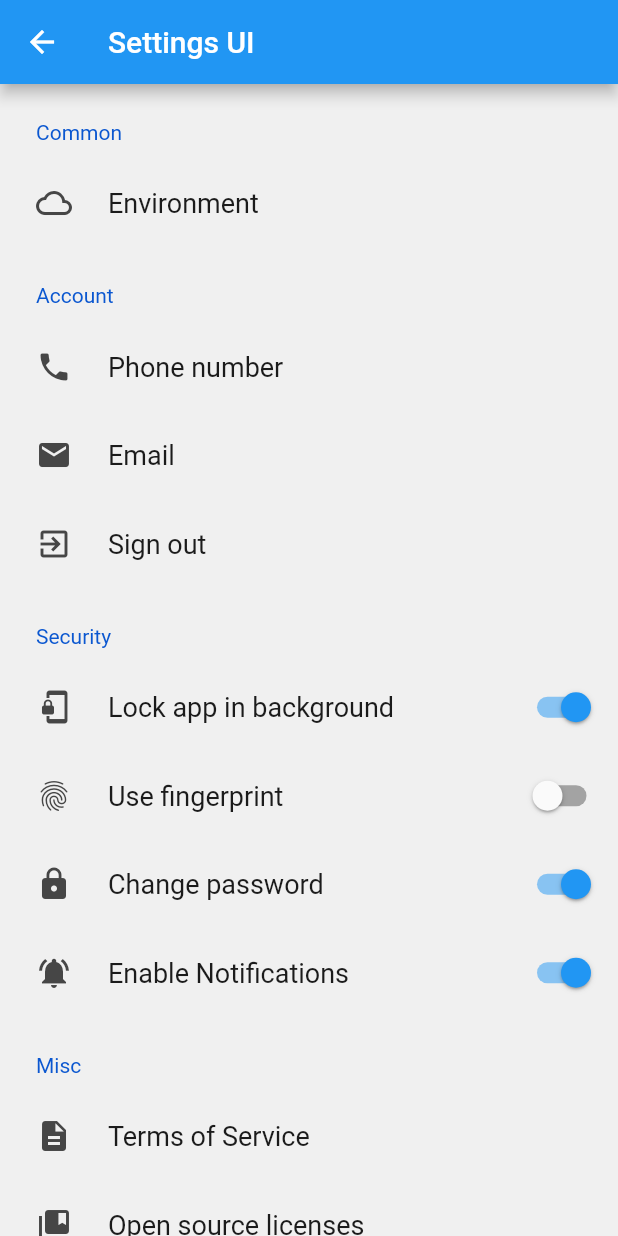
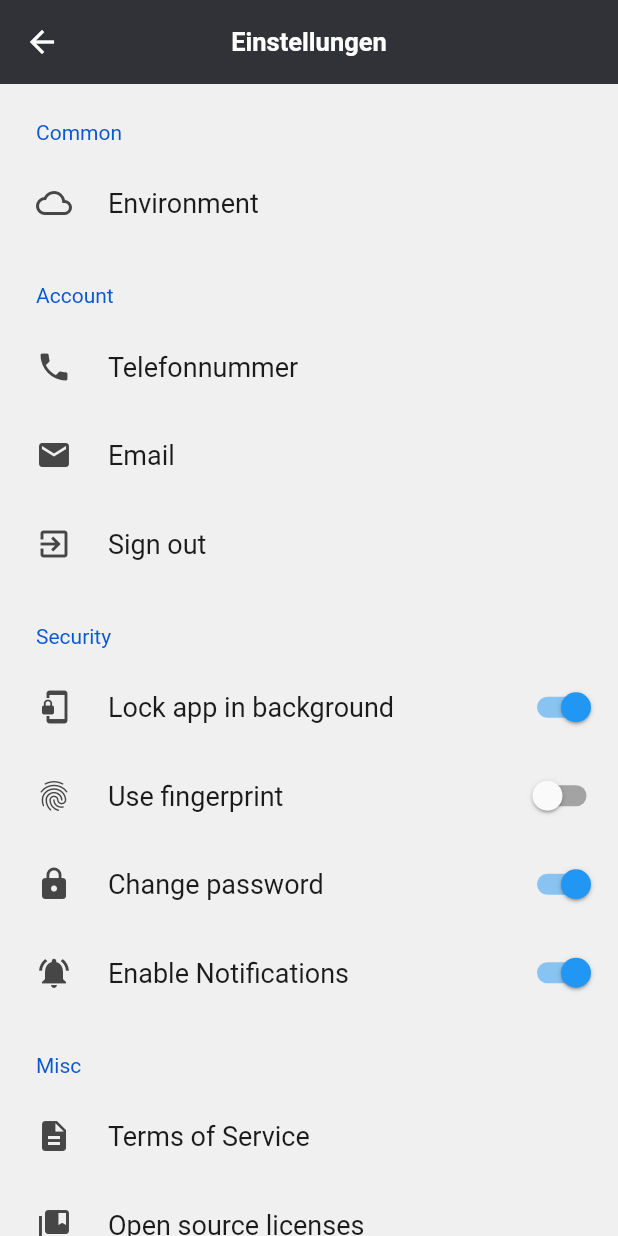
Before and after one commit to stenkjan/covidapp, a Flutter app: the SettingsScreen screen opened directly, on a phone screen of 412 x 824 dp. Run offline on Flutter 3.47's test engine with Material 2 defaults, Android fonts, the phone set to English and light mode, and no system bars; drawn by our look-alikes of settings_ui; our stand-ins replace audioplayers, camera, carousel_slider, charts_flutter, cloud_firestore, expandable and 11 more; missing offline and left inert: draw_graph; accounts and stored records are empty; network calls fail; Roboto replaces fonts that are missing (Sans).

Commit message:
Textanpassung übung ( settings?)

```diff
--- a/lib/Mozido/settings/settings.dart
+++ b/lib/Mozido/settings/settings.dart
@@ -1,5 +1,6 @@
 import 'package:flutter/material.dart';
 import 'package:settings_ui/settings_ui.dart';
+import 'package:flutter/services.dart';
 
 class SettingsScreen extends StatefulWidget {
   const SettingsScreen({Key? key}) : super(key: key);
@@ -15,7 +16,22 @@ class _SettingsScreenState extends State<SettingsScreen> {
   @override
   Widget build(BuildContext context) {
     return Scaffold(
-      appBar: AppBar(title: const Text('Settings UI')),
+      appBar: AppBar(
+        systemOverlayStyle:
+            const SystemUiOverlayStyle(statusBarBrightness: Brightness.dark),
+        backgroundColor: const Color(0xFF313237),
+        centerTitle: true,
+        title: const Text(
+          "Einstellungen",
+          style: TextStyle(
+              color: Colors.white,
+              fontFamily: "Sans",
+              fontSize: 17.0,
+              fontWeight: FontWeight.w600),
+        ),
+        iconTheme: const IconThemeData(color: Colors.white),
+        elevation: 0.0,
+      ),
       body: buildSettingsList(),
     );
   }
@@ -36,7 +52,7 @@ class _SettingsScreenState extends State<SettingsScreen> {
           title: const Text('Account'),
           tiles: [
             SettingsTile(
-                title: const Text('Phone number'),
+                title: const Text('Telefonnummer'),
                 leading: const Icon(Icons.phone)),
             SettingsTile(
                 title: const Text('Email'), leading: const Icon(Icons.email)),
--- a/lib/Mozido/uebungen.dart
+++ b/lib/Mozido/uebungen.dart
@@ -46,9 +46,9 @@ class _UebungenState extends State<Uebungen> {
         child: Column(
           children: <Widget>[
             _card(Icons.air, "Atem Übung",
-                "Die minderbelüfteten Lungenabschnitte gilt es in der Atemtherapie wieder mit Sauerstoff zu versorgen , um Langzeitschäden zu verhindern. Die Mobilisation ist dabei die effektivste Methode."),
+                "Die unterversorgten Lungenteile gilt es in der Atemtherapie zu aktivieren, um Langzeitschäden zu verhindern. Die Aktivierung der Atmung ist dabei die effektivste Methode."),
             _card(Icons.favorite, "Puls Analyse",
-                "Patienten, die die COVID-19-Infektion scheinbar überstanden hatten, klagten darüber, dass sie körperlich nicht belastbar waren, schnell ermüdeten und Luftnot hatten – etwa beim Treppensteigen."),
+                "Die Überwachung der Pulsfrequenz ermöglicht ihnen, ihren Gesundheitszustand zu überwachen und Heilungsfortschritte zu erkennen."),
             _card(Icons.emoji_emotions, "Emotionaler Zustand",
                 "Wie fühlen Sie sich heute? Beatworten Sie ein paar Fragen! ")
           ],
```
